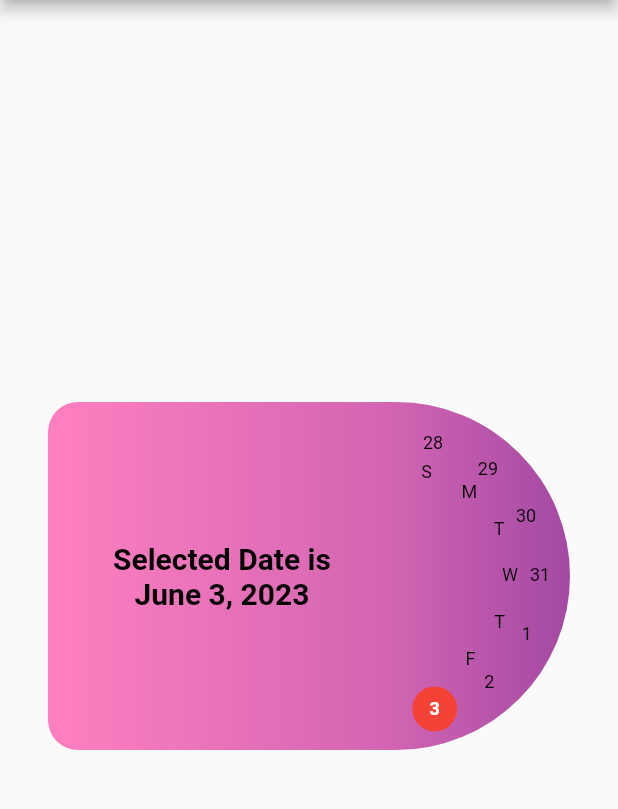
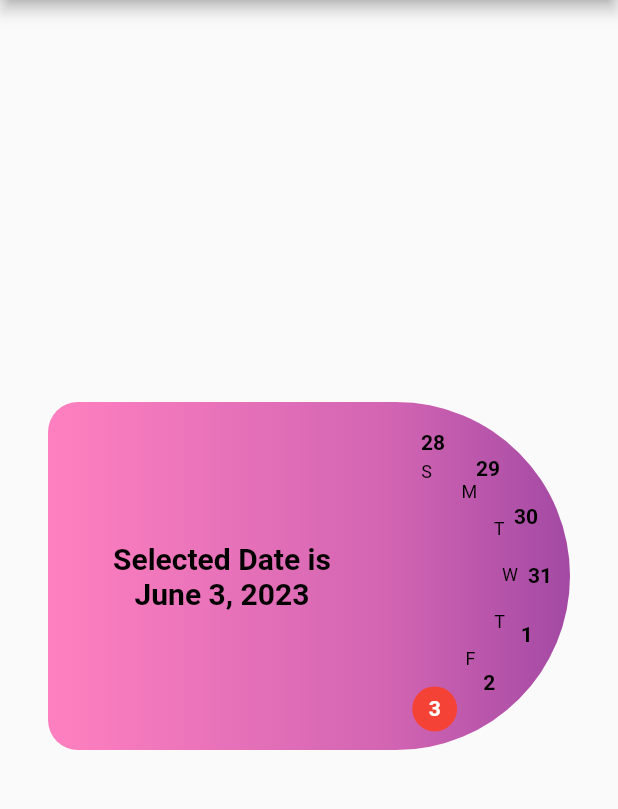
Before and after one commit to Brightness0302/Draggable-Calender-Flutter, a Flutter app: the screen it shows after launch, on a phone screen of 412 x 824 dp, the part 84-893 px from its top. Run offline on Flutter 3.47's test engine with Material 2 defaults, Android fonts, the phone set to English and light mode, and no system bars.

Commit message:
add commits

```diff
--- a/lib/date_circle.dart
+++ b/lib/date_circle.dart
@@ -15,7 +15,7 @@ class DateCircle extends StatelessWidget {
       required this.rotationAngle,
       required this.init})
       : super(key: key);
-
+  //check that two dates are same
   bool isSameDay(DateTime t1, DateTime t2) {
     if (t1.day == t2.day && t1.month == t2.month && t1.year == t2.year) {
       return true;
@@ -48,6 +48,7 @@ class DateCircle extends StatelessWidget {
       },
       child: Stack(
         children: [
+          //showing first charactor of weekday for each date
           Positioned(
             top: (containerWidth - dateRadius) -
                 cos((index * 360 / 14 + gapRotationAngle) * pi / 180 +
@@ -77,6 +78,7 @@ class DateCircle extends StatelessWidget {
               ),
             ),
           ),
+          // showing day of each date
           Positioned(
             top: (containerWidth - dateRadius) -
                 cos((index * 360 / 14 + gapRotationAngle) * pi / 180 +
@@ -100,9 +102,8 @@ class DateCircle extends StatelessWidget {
                 child: Text(
                   '${day.day}',
                   style: TextStyle(
-                    fontSize: 12,
-                    fontWeight:
-                        isSelected ? FontWeight.bold : FontWeight.normal,
+                    fontSize: 14,
+                    fontWeight: FontWeight.bold,
                     color: isSelected ? Colors.white : Colors.black,
                   ),
                 ),
--- a/lib/main.dart
+++ b/lib/main.dart
@@ -79,6 +79,7 @@ class _DateSelector extends State<DateSelector> {
     });
   }
 
+  //start timer after droping event for finger until initialized
   void startTimer() {
     const oneSec = Duration(milliseconds: 10);
     timer = Timer.periodic(
@@ -109,16 +110,19 @@ class _DateSelector extends State<DateSelector> {
 
   @override
   Widget build(BuildContext context) {
+    //total width for customized calender
     final containerWidth = (MediaQuery.of(context).size.width - 64.0) / 3;
     Offset centerPos = Offset(containerWidth * 2, containerWidth);
     return Container(
-      margin: const EdgeInsets.all(32.0),
+      margin: const EdgeInsets.all(32.0), //margin
       child: SizedBox(
         width: double.infinity,
         child: GestureDetector(
+          //dragging event for gesture
           onPanUpdate: (DragUpdateDetails details) {
             if (timer.isActive) return;
             Offset currentPos = details.localPosition;
+            if (currentPos.dx < centerPos.dx) return;
             double length =
                 (currentPos.dx - lastPos.dx) * (currentPos.dx - lastPos.dx) +
                     (currentPos.dy - lastPos.dy) * (currentPos.dy - lastPos.dy);
@@ -129,6 +133,7 @@ class _DateSelector extends State<DateSelector> {
                   deltaCurrentRotationAngle - deltaLastRotationAngle);
             }
           },
+          //start dragging event for gesture
           onPanStart: (DragStartDetails details) {
             if (timer.isActive) return;
             lastPos = details.localPosition;
@@ -137,13 +142,16 @@ class _DateSelector extends State<DateSelector> {
             setDeltaLastRotationAngle(tempdeltaLastRotationAngle);
           },
           onPanEnd: (DragEndDetails details) {
+            //drop event for gesture
             if (timer.isActive) return;
             startTimer();
           },
           child: Row(
             mainAxisSize: MainAxisSize.min,
             children: [
+              //Rect on the Left side showing selected date
               DateRect(seletedDateLabel: seletedDateLabel),
+              //Half Circle on the Right side showing a week data
               WeekCircle(
                   selectedDate: selectedDate,
                   rotationAngle: rotationAngle,
--- a/lib/week_circle.dart
+++ b/lib/week_circle.dart
@@ -37,6 +37,7 @@ class WeekCircle extends StatelessWidget {
             ),
           ),
           child: Stack(
+            // describe two weeks(previous or next week and current week)
             children: List.generate(14, (index) {
               return DateCircle(
                   index: index,
```
